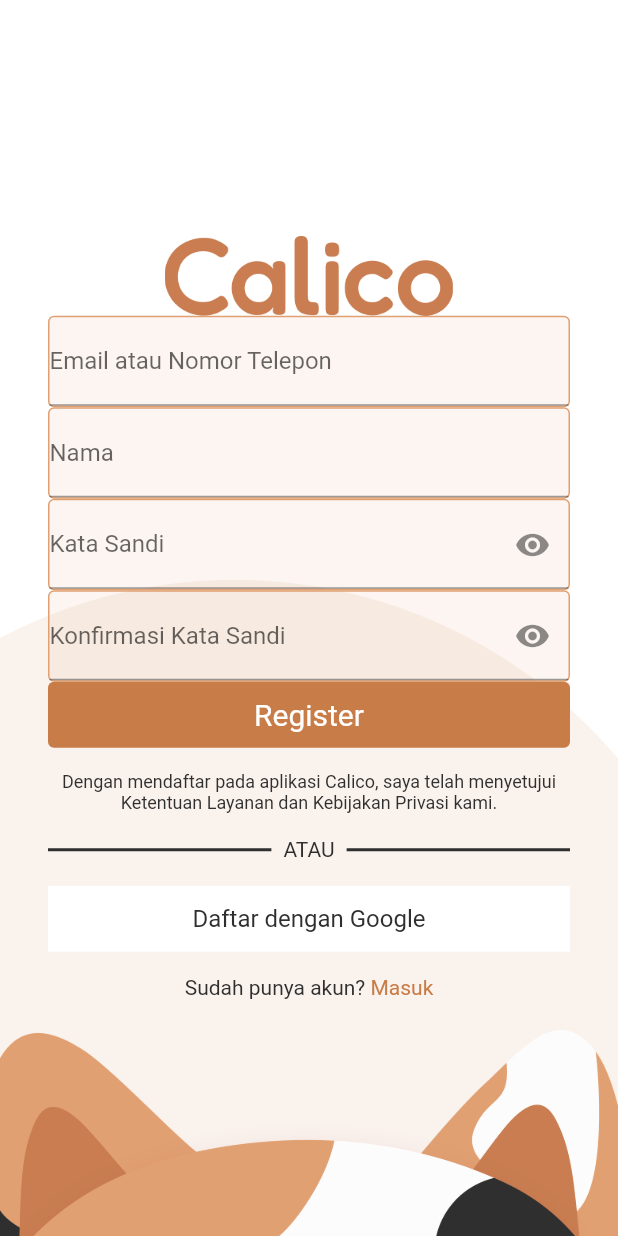
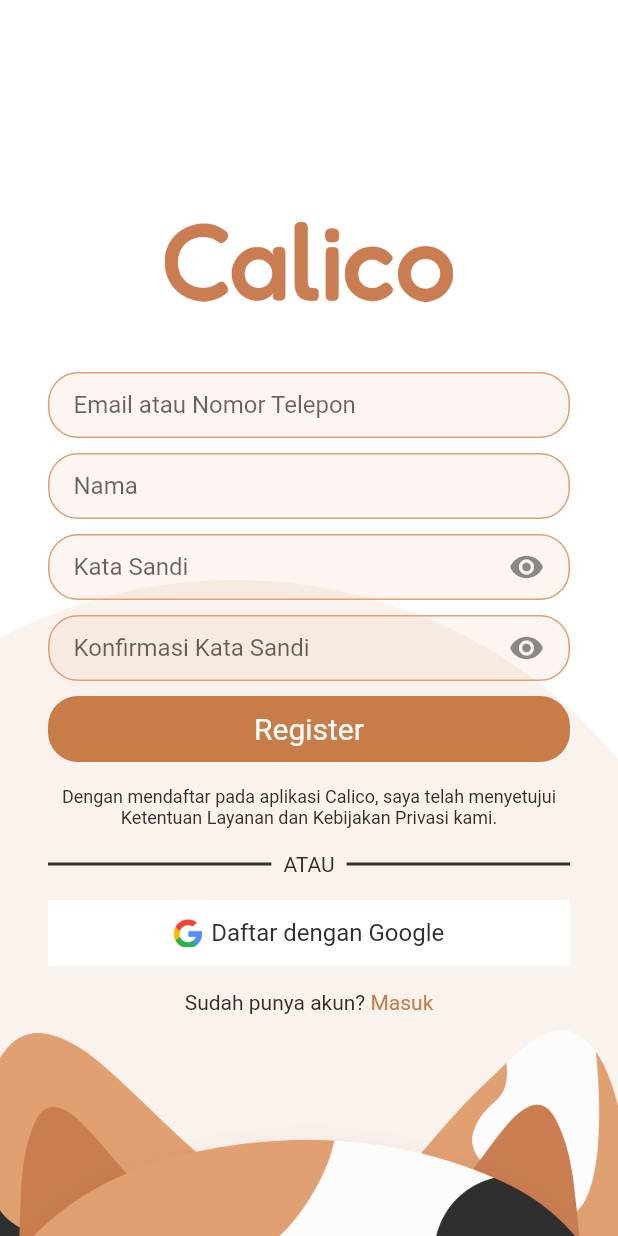
Before and after one commit to Zem-Jos/calico, a Flutter app: the RegisterScreen screen opened directly, on a phone screen of 412 x 824 dp. Run offline on Flutter 3.47's test engine with Material 2 defaults, Android fonts, the phone set to English and light mode, and no system bars; our stand-ins replace firebase_auth, firebase_core, get, google_fonts; accounts and stored records are empty.

Commit message:
register screen styling

```diff
--- a/lib/views/register_screen.dart
+++ b/lib/views/register_screen.dart
@@ -68,18 +68,25 @@
                       'assets/images/logo_text.png',
                       height: 53,
                     ),
+                    SizedBox(
+                      height: 47,
+                    ),
                     Container(
+                      height: 44,
                       decoration: BoxDecoration(
                         color: Color(0x1AE0A071),
-                        borderRadius: BorderRadius.circular(4),
+                        borderRadius: BorderRadius.circular(20),
                         border: Border.all(
                           color: Color(0xffE0A071),
                         ),
                       ),
                       // Email or Phone Number
+                      child: Padding(
+                        padding: const EdgeInsets.symmetric(horizontal: 16.0),
                         child: TextFormField(
                           controller: emailController,
                           decoration: const InputDecoration(
+                            border: InputBorder.none,
                             labelText: 'Email atau Nomor Telepon',
                           ),
                           validator: (val) {
@@ -90,19 +97,25 @@
                           },
                         ),
                       ),
+                    ),
+                    SizedBox(height: 10),
                     // Name input
                     Container(
+                      height: 44,
                       decoration: BoxDecoration(
                         color: Color(0x1AE0A071),
-                        borderRadius: BorderRadius.circular(4),
+                        borderRadius: BorderRadius.circular(20),
                         border: Border.all(
                           color: Color(0xffE0A071),
                         ),
                       ),
                       // Email or Phone Number
+                      child: Padding(
+                        padding: const EdgeInsets.symmetric(horizontal: 16.0),
                         child: TextFormField(
                           controller: nameController,
                           decoration: const InputDecoration(
+                            border: InputBorder.none,
                             labelText: 'Nama',
                           ),
                           validator: (val) {
@@ -113,19 +126,25 @@
                           },
                         ),
                       ),
+                    ),
+                    SizedBox(height: 10),
                     // Password
                     Container(
+                      height: 44,
                       decoration: BoxDecoration(
                         color: Color(0x1AE0A071),
-                        borderRadius: BorderRadius.circular(4),
+                        borderRadius: BorderRadius.circular(20),
                         border: Border.all(
                           color: Color(0xffE0A071),
                         ),
                       ),
+                      child: Padding(
+                        padding: const EdgeInsets.only(left: 16.0, right: 4.0),
                         child: TextFormField(
                           controller: passwordController,
                           obscureText: _obscureTextPassword,
                           decoration: InputDecoration(
+                            border: InputBorder.none,
                             suffixIcon: InkWell(
                               onTap: _togglePassword,
                               child: Icon(_obscureTextPassword
@@ -146,19 +165,25 @@
                           onChanged: (val) => _password = val,
                         ),
                       ),
+                    ),
+                    SizedBox(height: 10),
                     // Confirm Password
                     Container(
+                      height: 44,
                       decoration: BoxDecoration(
                         color: Color(0x1AE0A071),
-                        borderRadius: BorderRadius.circular(4),
+                        borderRadius: BorderRadius.circular(20),
                         border: Border.all(
                           color: Color(0xffE0A071),
                         ),
                       ),
+                      child: Padding(
+                        padding: const EdgeInsets.only(left: 16.0, right: 4.0),
                         child: TextFormField(
                           controller: passwordConfirmController,
                           obscureText: _obscureTextConfirmPassword,
                           decoration: InputDecoration(
+                            border: InputBorder.none,
                             suffixIcon: InkWell(
                               onTap: _togglePasswordConfirm,
                               child: Icon(_obscureTextConfirmPassword
@@ -181,6 +206,8 @@
                           },
                         ),
                       ),
+                    ),
+                    SizedBox(height: 10),
                     // Register Button
                     GestureDetector(
                       onTap: () {
@@ -201,7 +228,8 @@
                         height: 44,
                         decoration: BoxDecoration(
                             color: brownColor,
-                            borderRadius: BorderRadius.all(Radius.circular(4))),
+                            borderRadius:
+                                BorderRadius.all(Radius.circular(20))),
                         child: Center(
                           child: Text(
                             'Register',
@@ -269,14 +297,19 @@
                         decoration: BoxDecoration(
                           color: whiteColor,
                         ),
-                        child: Center(
-                          child: Text(
+                        child: Row(
+                          mainAxisAlignment: MainAxisAlignment.center,
+                          children: [
+                            Image.asset('assets/images/google.png', width: 19),
+                            SizedBox(width: 6),
+                            Text(
                               'Daftar dengan Google',
                               style: GoogleFonts.roboto(
                                   fontSize: 16,
                                   fontWeight: FontWeight.w400,
                                   color: darkGrayColor),
                             ),
+                          ],
                         ),
                       ),
                     ),
```
Also changed, not shown: assets/images/google.png (added). Lines whose indentation alone changed are shown as unchanged.
